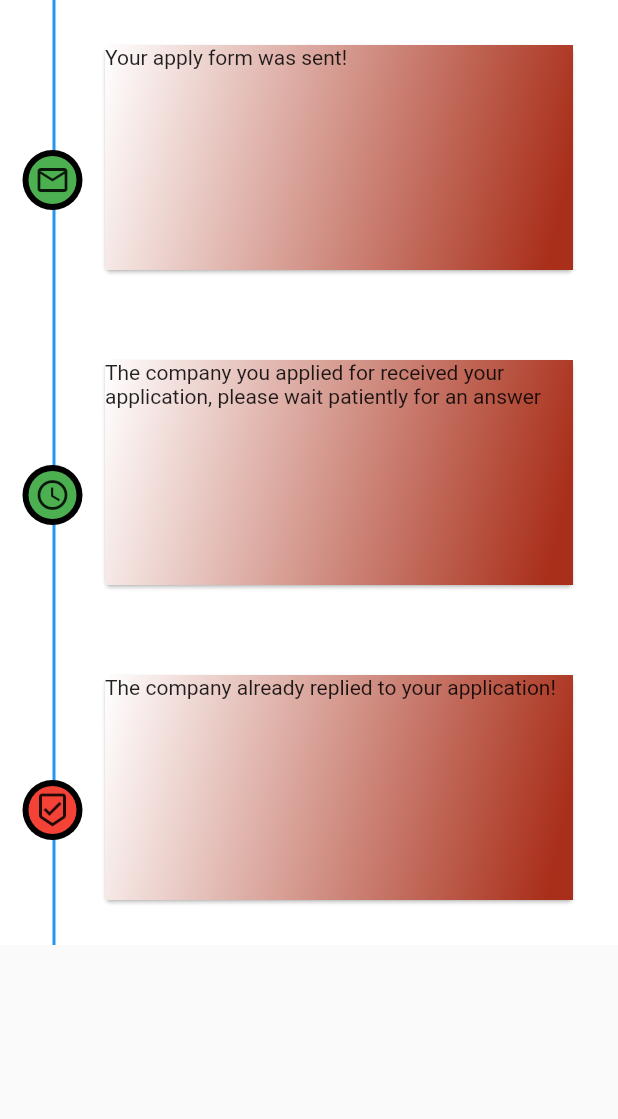
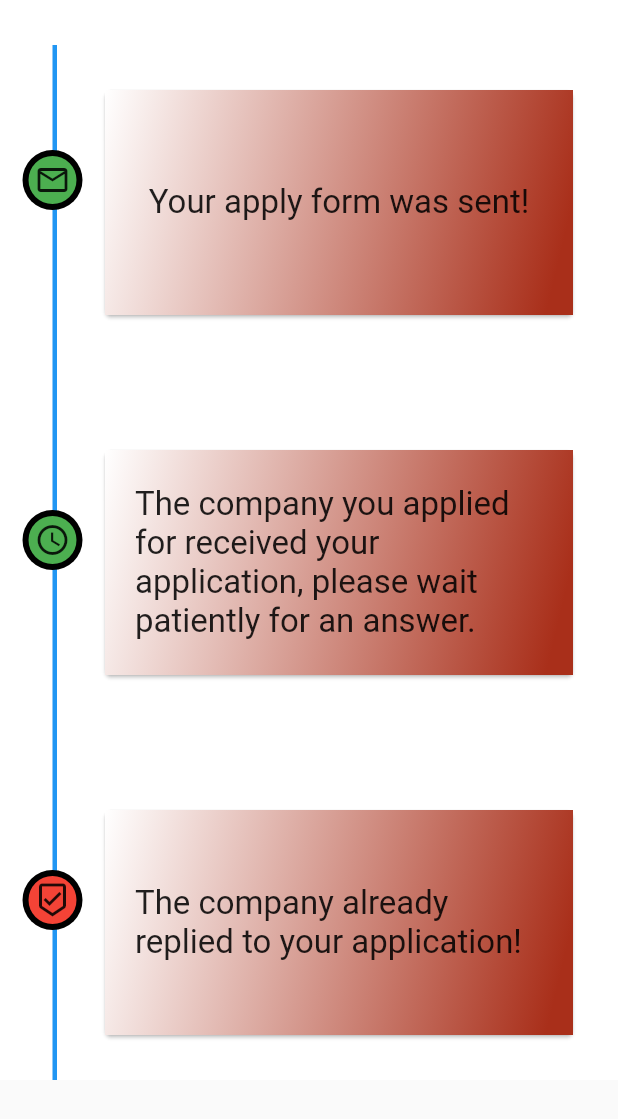
Before and after one commit to afonsom1719/FEUP-Jobs, a Flutter app: the ApplyStateWidget widget shown alone on an empty page, opened directly, on a phone screen of 412 x 824 dp. Shown: the top 1119 px of the screen. Run offline on Flutter 3.47's test engine with Material 2 defaults, Android fonts, the phone set to English and light mode, and no system bars; our stand-ins replace intl_phone_number_input.

Commit message:
Almost complete

```diff
--- a/feup_jobs/lib/Apply_State_Page.dart
+++ b/feup_jobs/lib/Apply_State_Page.dart
@@ -36,7 +36,7 @@ class ApplyStateWidget extends StatefulWidget {
 class _ApplyStateWidget extends State<ApplyStateWidget> {
   int selected = 1;
   Icon icon = const Icon(Icons.mail_outline);
-  Text txt = const Text("Your apply form was sent!");
+  String txt = "Your apply form was sent!";
 
   @override
   Widget build(BuildContext context) {
@@ -46,24 +46,29 @@ class _ApplyStateWidget extends State<ApplyStateWidget> {
           icon = const Icon(Icons.mail_outline_outlined);
         } else if (index == 1) {
           icon = const Icon(Icons.access_time_outlined);
-          txt = const Text(
-              "The company you applied for received your application, please wait patiently for an answer");
+          txt =
+              "The company you applied for received your application, please wait patiently for an answer.";
         } else {
           icon = const Icon(Icons.beenhere_outlined);
-          txt = const Text("The company already replied to your application!");
+          txt = "The company already replied to your application!";
         }
 
         return Stack(
           children: <Widget>[
             Container(
-                padding: const EdgeInsets.only(left: 40.0),
+              padding: const EdgeInsets.only(left: 40.0, top: 30.0),
               color: Colors.white,
               child: new Card(
                 margin: const EdgeInsets.all(30.0),
                 child: new Container(
                   width: double.infinity,
                   height: 150.0,
-                    child: txt,
+                  child: Align(
+                    alignment: Alignment.center,
+                    child: Padding(
+                        padding: const EdgeInsets.fromLTRB(20, 20, 20, 20),
+                        child: Text(txt, style: const TextStyle(fontSize: 22))),
+                  ),
                   decoration: const BoxDecoration(
                     color: Color.fromARGB(255, 169, 47, 26),
                     gradient: const LinearGradient(
@@ -75,14 +80,15 @@ class _ApplyStateWidget extends State<ApplyStateWidget> {
                         end: const Alignment(-1.0, -1.0)),
                   ),
                 ),
-                )),
+              ),
+            ),
             new Positioned(
-              top: 0.0,
-              bottom: 0.0,
+              top: (index == 0) ? 30.0 : 0.0,
+              bottom: -10,
               left: 35.0,
               child: new Container(
                 height: double.infinity,
-                width: 2.0,
+                width: 3.0,
                 color: Colors.blue,
               ),
             ),
```
Lines whose indentation alone changed are shown as unchanged.
